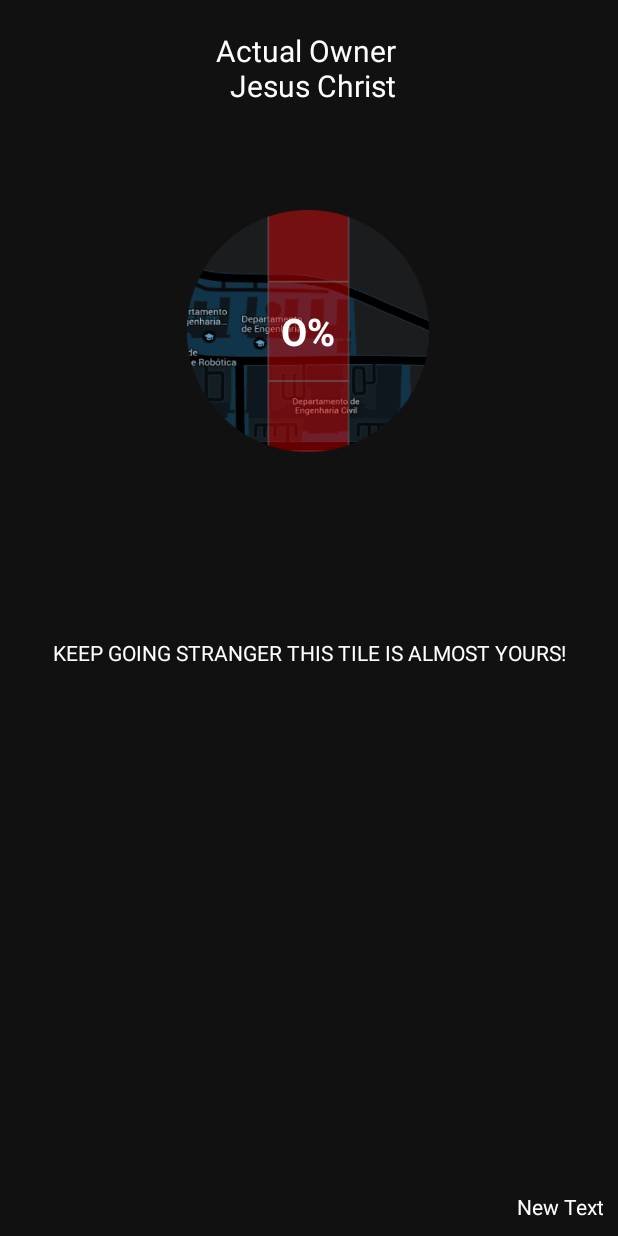
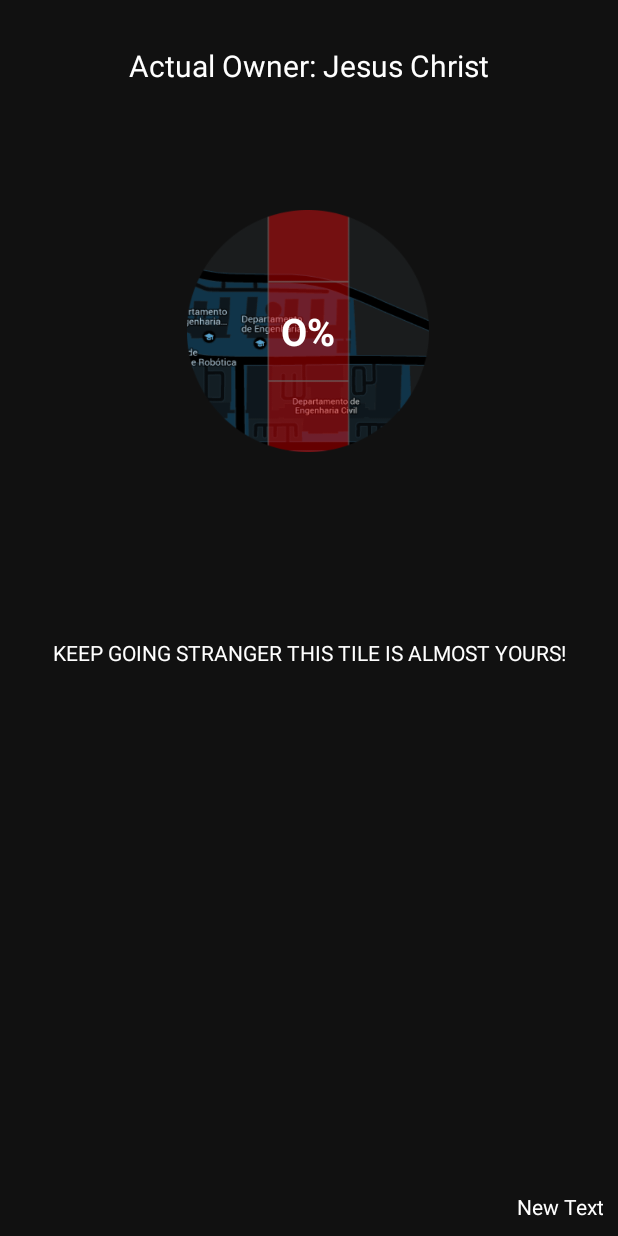
Before and after one commit to michel94/crowd-conquer, an Android app: the layout activity_conquer.xml on its own in the app's theme, with its tools: preview values and no code run, on a phone screen of 412 x 824 dp. Run offline under Robolectric (Android 15) with nearby library versions, the phone set to English and light mode, and no system bars.

Commit message:
code review android

```diff
--- a/android/CrowdConquer/app/src/main/java/com/crowdconquer/crowdconquer/data/User.java
+++ b/android/CrowdConquer/app/src/main/java/com/crowdconquer/crowdconquer/data/User.java
@@ -7,7 +7,6 @@ public class User {
     private Location location;
     private String timeToWin;
     private String territoryOwner;
-
 
     public User(String email) {
         this.email = email;
--- a/android/CrowdConquer/app/src/main/java/com/crowdconquer/crowdconquer/utils/Request.java
+++ b/android/CrowdConquer/app/src/main/java/com/crowdconquer/crowdconquer/utils/Request.java
@@ -6,7 +6,6 @@ import android.util.Log;
 import com.crowdconquer.crowdconquer.data.StaticData;
 
 import org.apache.http.HttpResponse;
-import org.apache.http.client.ClientProtocolException;
 import org.apache.http.client.HttpClient;
 import org.apache.http.client.methods.HttpGet;
 import org.apache.http.client.methods.HttpPost;
@@ -81,7 +80,6 @@ public class Request {
                     result = inputStreamToString(inputStream);
 
                 }else result = "error";
-                Log.i("rekt", result);
 
             } catch (IOException e) {
                 e.printStackTrace();
@@ -110,8 +108,7 @@ public class Request {
             argsObject.accumulate("args", jsonObject);
             String json = argsObject.toString();
             se = new StringEntity(json, "UTF-8");
-            Log.i("rekt3", json);
-        } catch (JSONException | UnsupportedEncodingException ignored) { Log.i("rekt2", ignored.getMessage()); }
+        } catch (JSONException | UnsupportedEncodingException ignored) { }
         return se;
     }
 
--- a/android/CrowdConquer/app/src/main/res/layout/activity_conquer.xml
+++ b/android/CrowdConquer/app/src/main/res/layout/activity_conquer.xml
@@ -16,7 +16,8 @@
         android:textColor="#ffffff"
         android:paddingLeft="20dp"
         android:paddingRight="20dp"
-        android:text="Actual Owner \n Jesus Christ"/>
+        android:text="Actual Owner:
+Jesus Christ"/>
 
 
     <RelativeLayout
```
Also changed, not shown: android/CrowdConquer/app/src/main/java/com/crowdconquer/crowdconquer/ConquerActivity.java (+14 -24 lines), android/CrowdConquer/app/src/main/java/com/crowdconquer/crowdconquer/services/BackgroundLocationService.java (+2 -15 lines).
